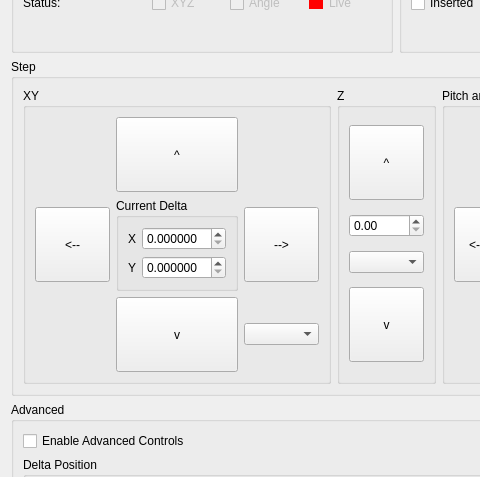
This is supra_cl/cl_mirror_positioner/mirror_position_measure.ui in PromuInstrument/stackbot as Qt 5 draws it before an edit; both pictures show x 0 to 480 and y 160 to 637 of the 792 by 927 pixel window. The edited form follows.
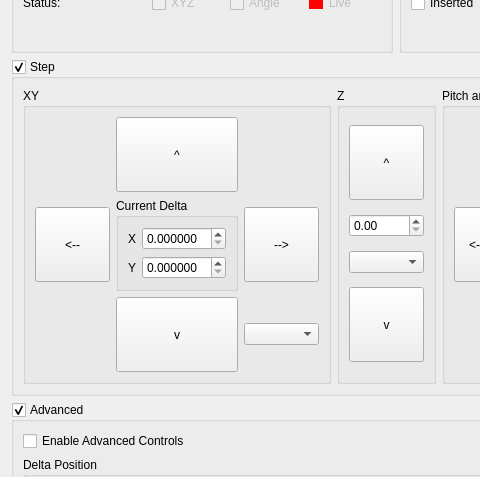
This is the edited form.

Commit message:
[SupraCL] Mirror position UI updated:
 * hide/show sections
 * delta values shown in joystick
 * flipped XY direction of arrows to match SEM

Patch:
```diff
--- a/supra_cl/cl_mirror_positioner/mirror_position_measure.ui
+++ b/supra_cl/cl_mirror_positioner/mirror_position_measure.ui
@@ -123,6 +123,9 @@
      <property name="title">
       <string>Step</string>
      </property>
+     <property name="checkable">
+      <bool>true</bool>
+     </property>
      <layout class="QGridLayout" name="gridLayout_13">
       <item row="1" column="0">
        <widget class="QGroupBox" name="xy_groupBox">
@@ -389,6 +392,12 @@
      <property name="title">
       <string>Advanced</string>
      </property>
+     <property name="flat">
+      <bool>false</bool>
+     </property>
+     <property name="checkable">
+      <bool>true</bool>
+     </property>
      <layout class="QGridLayout" name="gridLayout_5">
       <item row="2" column="0">
        <widget class="QGroupBox" name="position_groupBox">
```
Left out of the diff: 2 changed lines with no effect on the pictures. The commit also changes 1 other file.
